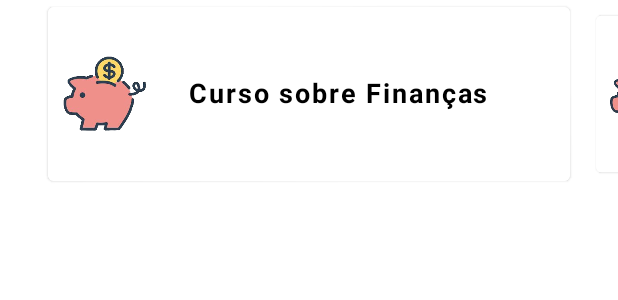
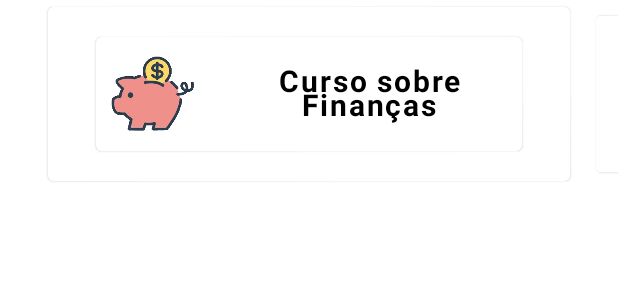
Before and after one commit to DanieleStein/Jupiter, an Android app built with Jetpack Compose: the @Preview function CardCourseGroupPreview, on a phone screen of 412 x 824 dp. Shown: the top 300 px of the screen. Run offline under Robolectric (Android 15) with nearby library versions, the phone set to English and light mode, and no system bars; our stand-ins replace accompanist; network calls fail.

Commit message:
Alinhamentos de texto de cursos

```diff
--- a/androidApp/src/main/AndroidManifest.xml
+++ b/androidApp/src/main/AndroidManifest.xml
@@ -5,7 +5,6 @@
 
     <application
         android:allowBackup="false"
-        android:networkSecurityConfig="@xml/network_security_config"
         android:usesCleartextTraffic="true"
         android:supportsRtl="true"
         android:theme="@style/AppTheme.SplashScreen">
--- a/androidApp/src/main/java/br/com/jupiter/android/components/CardCourse.kt
+++ b/androidApp/src/main/java/br/com/jupiter/android/components/CardCourse.kt
@@ -41,13 +41,14 @@ fun CardCourse(
 ) {
     Column(
         verticalArrangement = Arrangement.Center,
+        horizontalAlignment = Alignment.CenterHorizontally,
         modifier = Modifier
           .background(Color.White)
           .height(116.dp)
-            .fillMaxWidth()
-            .padding()
+          .padding(horizontal = 32.dp)
           .clickable {}
     ) {
+      Card() {
         TextButton(onClick = {
           //onCardNavigation.invoke(curso.id)
 
@@ -57,7 +58,7 @@ fun CardCourse(
             verticalAlignment = Alignment.CenterVertically
           ) {
             Column(
-                    horizontalAlignment = Alignment.CenterHorizontally
+              horizontalAlignment = Alignment.CenterHorizontally,
             ) {
               Image(
                 painter = painterResource(id = R.drawable.porqueinho),
@@ -66,14 +67,15 @@ fun CardCourse(
                 modifier = Modifier.height(60.dp)
               )
             }
-                Spacer(modifier = Modifier.width(25.dp))
+            Spacer(modifier = Modifier.width(20.dp))
             Text(
               curso!!.titulo,
-                    fontSize = 18.sp,
+              fontSize = 20.sp,
               fontWeight = FontWeight.Bold,
               color = Color.Black,
               textAlign = TextAlign.Center
             )
+          }
         }
       }
     }
@@ -102,7 +104,9 @@ fun CardCourseGroup(
         val pageOffset = calculateCurrentOffsetForPage(page).absoluteValue
         Card(
             contentColor = Color.White,
-            modifier = Modifier.graphicsLayer {
+            modifier = Modifier
+              .fillMaxWidth()
+              .graphicsLayer {
                 lerp(
                   start = 0.90f,
                   stop = 1f,
--- a/androidApp/src/main/java/br/com/jupiter/android/courses/CourseScreen2.kt
+++ b/androidApp/src/main/java/br/com/jupiter/android/courses/CourseScreen2.kt
@@ -49,7 +49,7 @@ fun CourseScreen2(categoria: String, cursos: List<Curso> ,navHostController: Nav
 
         item {
           Row(
-            modifier = Modifier.padding(20.dp),//Espaço entre as bordas do Texto
+            //modifier = Modifier.padding(20.dp),//Espaço entre as bordas do Texto
             verticalAlignment = Alignment.CenterVertically //alinhados na vertical
           ) {
             Text(text = cursosFiltrados[0].curso.nome, fontSize = 25.sp, fontWeight = FontWeight.Bold, color = Color.White)
@@ -65,6 +65,8 @@ fun CourseScreen2(categoria: String, cursos: List<Curso> ,navHostController: Nav
             Card() {
               CardCourse(curso = cursosFiltrados[page], onCardNavigation = {}, navHostController = navHostController)
             }
+
+
           }
         }
       }
```
Also changed, not shown: androidApp/src/main/java/br/com/jupiter/android/courses/CourseScreen.kt (+2 -6 lines). Lines whose indentation alone changed are shown as unchanged.
